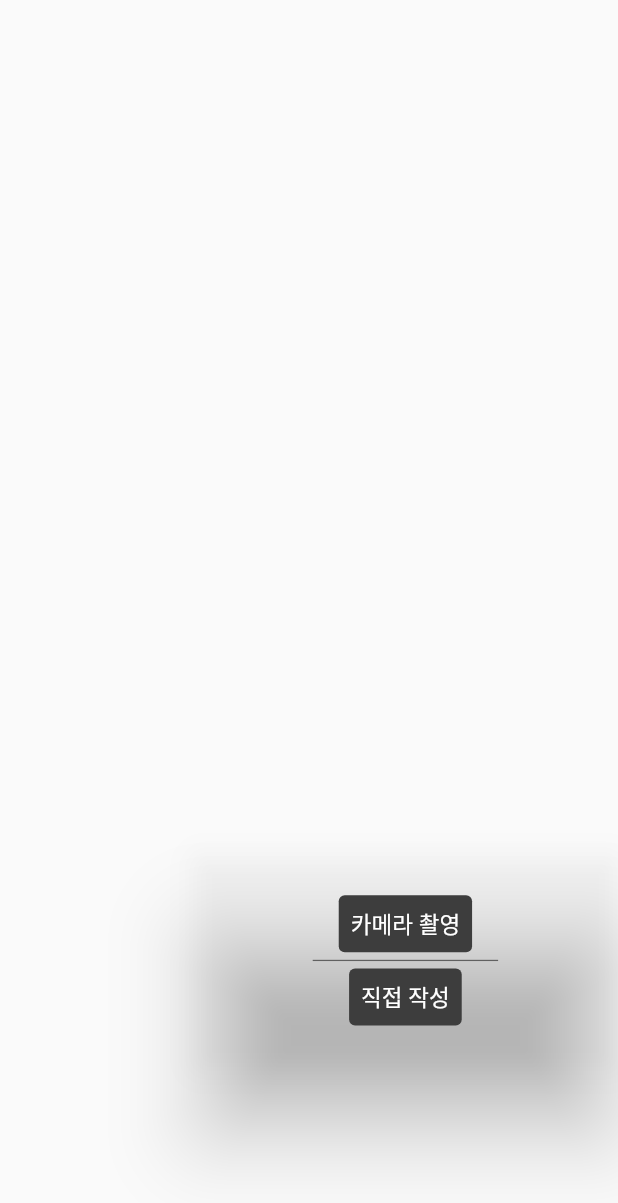
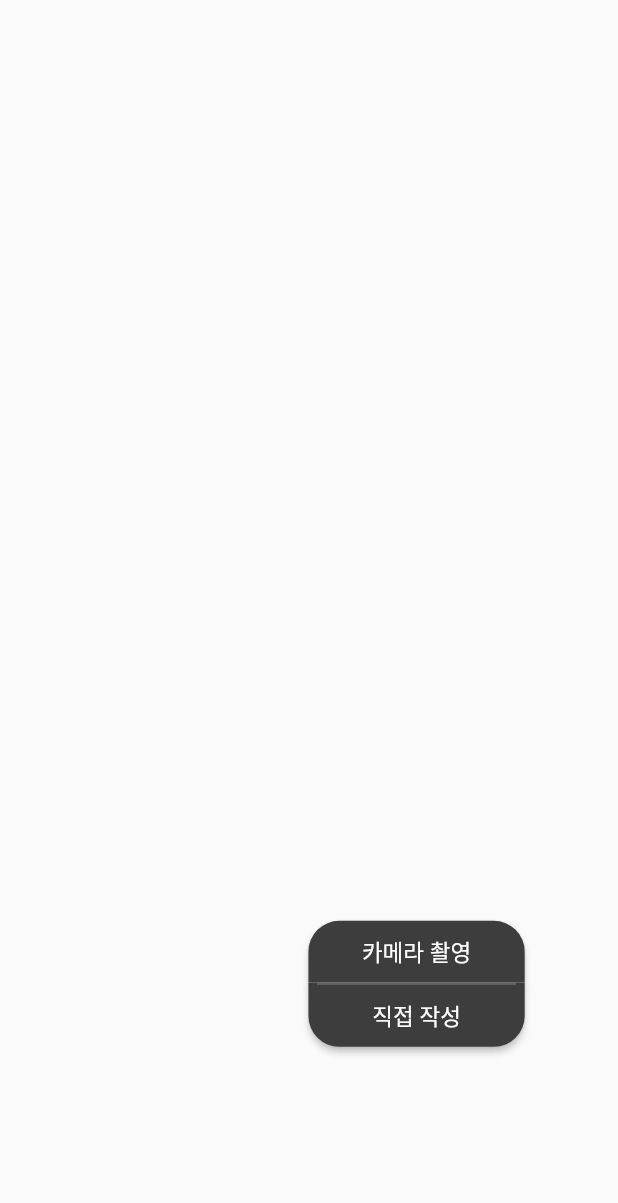
Before and after one commit to jongse7/yaksisi, a Flutter app: the CameraPopUp widget shown alone on an empty page, opened directly, on a phone screen of 412 x 824 dp. Shown: the top 1203 px of the screen. Run offline on Flutter 3.47's test engine with Material 2 defaults, Android fonts, the phone set to English and light mode, and no system bars; our stand-ins replace image_picker, table_calendar.

Commit message:
팝업창 수정

```diff
--- a/lib/coponent/camera_pop_up.dart
+++ b/lib/coponent/camera_pop_up.dart
@@ -1,60 +1,135 @@
+// 카메라 촬영/ 직접 작성 버튼 팝업
 import 'package:flutter/material.dart';
+import 'package:image_picker/image_picker.dart';
+import 'package:yaksisi/screen/schedule_write.dart';
 
-class CameraPopUp extends StatelessWidget {
+class CameraPopUp extends StatefulWidget {
   const CameraPopUp({super.key});
+
+  @override
+  State<CameraPopUp> createState() => _CameraPopUpState();
+}
+
+class _CameraPopUpState extends State<CameraPopUp> {
+  @override
+  Widget build(BuildContext context) {
+    double width = MediaQuery.of(context).size.width;
+    double height = MediaQuery.of(context).size.height;
+    return Align(
+      // 팝업창 위치
+      alignment: Alignment(width * 0.0013, width * 0.0016), // Alignment(x축, y축)
+      child: Column(
+        mainAxisSize: MainAxisSize.min,
+        children: [
+          _TextButton(
+            titleText: "카메라 촬영",
+            bottomLeft: 0,
+            bottomRight: 0,
+            topRight: width * 0.05,
+            topLeft: width * 0.05,
+            onPressed: onCameraButtonTap,
+          ),
+          _Line(),
+          _TextButton(
+              titleText: "직접 작성",
+              bottomLeft: width * 0.05,
+              bottomRight: width * 0.05,
+              topRight: 0,
+              topLeft: 0,
+              onPressed: () {
+                Navigator.of(context).push(
+                  MaterialPageRoute(
+                    builder: (_) => ScheduleWrite(),
+                  ),
+                );
+              }),
+        ],
+      ),
+    );
+  }
+
+  void onCameraButtonTap() async {
+    final image = await ImagePicker().pickImage(
+      source: ImageSource.camera,
+    );
+  }
+}
+
+class _TextButton extends StatelessWidget {
+  final double bottomLeft;
+  final double bottomRight;
+  final double topRight;
+  final double topLeft;
+  final String titleText;
+  final VoidCallback onPressed;
+
+  const _TextButton(
+      {required this.titleText,
+      required this.bottomLeft,
+      required this.bottomRight,
+      required this.topLeft,
+      required this.topRight,
+      required this.onPressed,
+      Key? key})
+      : super(key: key);
 
   @override
   Widget build(BuildContext context) {
     double width = MediaQuery.of(context).size.width;
     double height = MediaQuery.of(context).size.height;
-    return AlertDialog(
-      // 배경색
-      backgroundColor: const Color(0x00FFFFFF),
-      // 어디 생성될지
-      alignment: Alignment(width * 0.006,height * 0.00088),
-      // 주축
-      actionsAlignment: MainAxisAlignment.center,
-      // 팝업 안 요소들
-      content: Column(
-        mainAxisSize: MainAxisSize.min,
-        crossAxisAlignment: CrossAxisAlignment.center,
-        children: [
-          _TextButton(titleText: "카메라 촬영"),
-          Container(
-            color: Color(0xff616161),
-            width: width * 0.3,
-            height: height * 0.001,
+    return SizedBox(
+      width: width * 0.35,
+      height: height * 0.05,
+      child: ElevatedButton(
+        style: ElevatedButton.styleFrom(
+            backgroundColor: const Color(0xff3D3D3D),
+            shape: RoundedRectangleBorder(
+                borderRadius: BorderRadius.only(
+              bottomLeft: Radius.circular(bottomLeft),
+              bottomRight: Radius.circular(bottomRight),
+              topRight: Radius.circular(topRight),
+              topLeft: Radius.circular(topLeft),
+            ))),
+        child: Text(
+          titleText,
+          style: const TextStyle(
+            color: Colors.white,
+            fontSize: 15,
           ),
-          _TextButton(titleText: "직접 작성"),
-        ],
+        ),
+        onPressed: onPressed,
       ),
     );
   }
 }
 
-class _TextButton extends StatelessWidget {
-  final String titleText;
-
-  const _TextButton({required this.titleText, Key? key}) : super(key: key);
+class _Line extends StatelessWidget {
+  const _Line({Key? key}) : super(key: key);
 
   @override
   Widget build(BuildContext context) {
     double width = MediaQuery.of(context).size.width;
     double height = MediaQuery.of(context).size.height;
-    return TextButton(
-      style: ElevatedButton.styleFrom(
-        backgroundColor: Color(0xff3D3D3D),
-      ),
-      child: Text(
-        titleText,
-        style: TextStyle(
-          color: Colors.white,
-          fontSize: 15,
+    return Row(
+      mainAxisAlignment: MainAxisAlignment.center,
+      mainAxisSize: MainAxisSize.min,
+      children: [
+        Container(
+          color: Color(0xff3D3D3D),
+          width: width * 0.015,
+          height: height * 0.002,
         ),
-      ),
-      onPressed: () {
-        Navigator.of(context).pop();
-      },
+        Container(
+          color: Color(0xff616161),
+          width: width * 0.32,
+          height: height * 0.002,
+        ),
+        Container(
+          color: Color(0xff3D3D3D),
+          width: width * 0.015,
+          height: height * 0.002,
+        ),
+      ],
     );
   }
 }
--- a/lib/coponent/navigator_bar.dart
+++ b/lib/coponent/navigator_bar.dart
@@ -38,6 +38,7 @@ class BottomTapBar extends StatelessWidget {
       // 캘린더와 바텀바 사이에 아주 얇게 배경색이 보여서 검정색으로 설정
       backgroundColor: Colors.black,
       body: TabBarView(
+        physics: NeverScrollableScrollPhysics(),
         children: [
           CalendarScreen(), // 달력 페이지
           EmptyScreen(),
--- a/lib/main.dart
+++ b/lib/main.dart
@@ -2,6 +2,7 @@ import 'package:flutter/material.dart';
 import 'package:intl/date_symbol_data_local.dart';
 import 'coponent/navigator_bar.dart';
 
+// 6~8번 코드로 달력에 한글 적용 가능
 void main() async {
   WidgetsFlutterBinding.ensureInitialized();
   await initializeDateFormatting();
--- a/lib/screen/calendar_screen.dart
+++ b/lib/screen/calendar_screen.dart
@@ -25,7 +25,7 @@ class _CalendarScreenState extends State<CalendarScreen> {
     double width = MediaQuery.of(context).size.width;
     double height = MediaQuery.of(context).size.height;
 
-    return Scaffold(
+    return Scaffold(// 날짜 overflow 방지 코드
         backgroundColor: Colors.black,
         body: SafeArea(
           child: Calendar(
--- a/pubspec.yaml
+++ b/pubspec.yaml
@@ -41,6 +41,7 @@ dependencies:
   sqlite3_flutter_libs: ^0.5.0
   path_provider: ^2.0.0
   path: ^1.8.3
+  image_picker: ^1.0.4
 
 dev_dependencies:
   flutter_test:
```
Also changed, not shown: lib/coponent/calendar.dart (+5 -2 lines), lib/screen/schedule_write.dart (added, +140 -0 lines), pubspec.lock, 1 other file.
